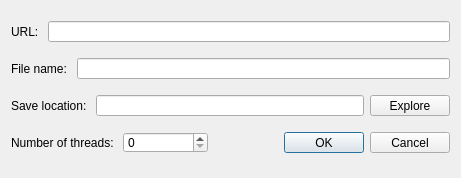
The window that newtask.ui (naturespeak/mDownloader) describes before a commit, drawn with Qt 5.
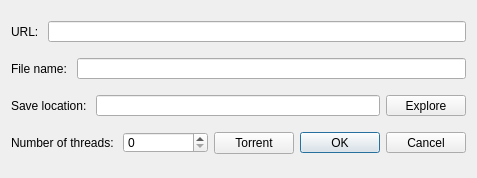
The same window after the commit.

Commit message: Add BitTorrent protocol support

```diff
--- a/newtask.ui
+++ b/newtask.ui
@@ -115,6 +115,13 @@
        </property>
       </widget>
      </item>
+     <item>
+      <widget class="QPushButton" name="pushButtonNewTorrent">
+       <property name="text">
+        <string>Torrent</string>
+       </property>
+      </widget>
+     </item>
      <item>
       <widget class="QDialogButtonBox" name="buttonBoxWhetherOk">
        <property name="maximumSize">
```
The commit also changes 28 other files.
